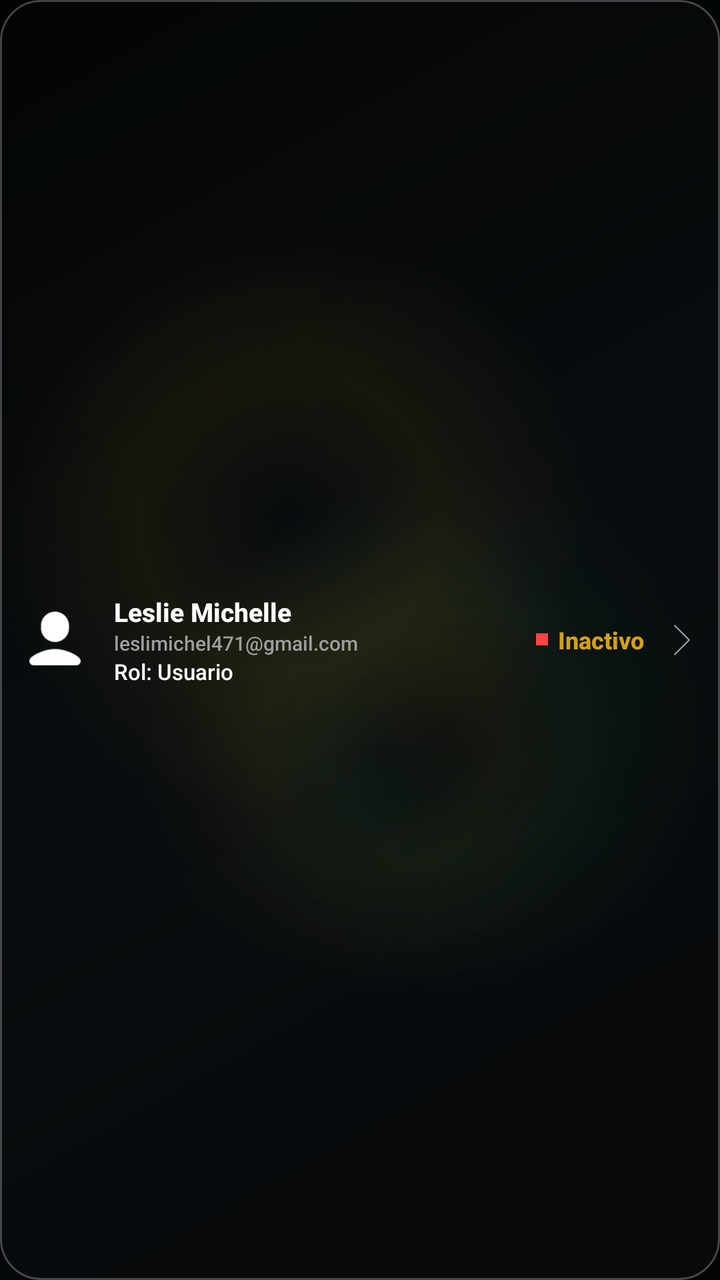
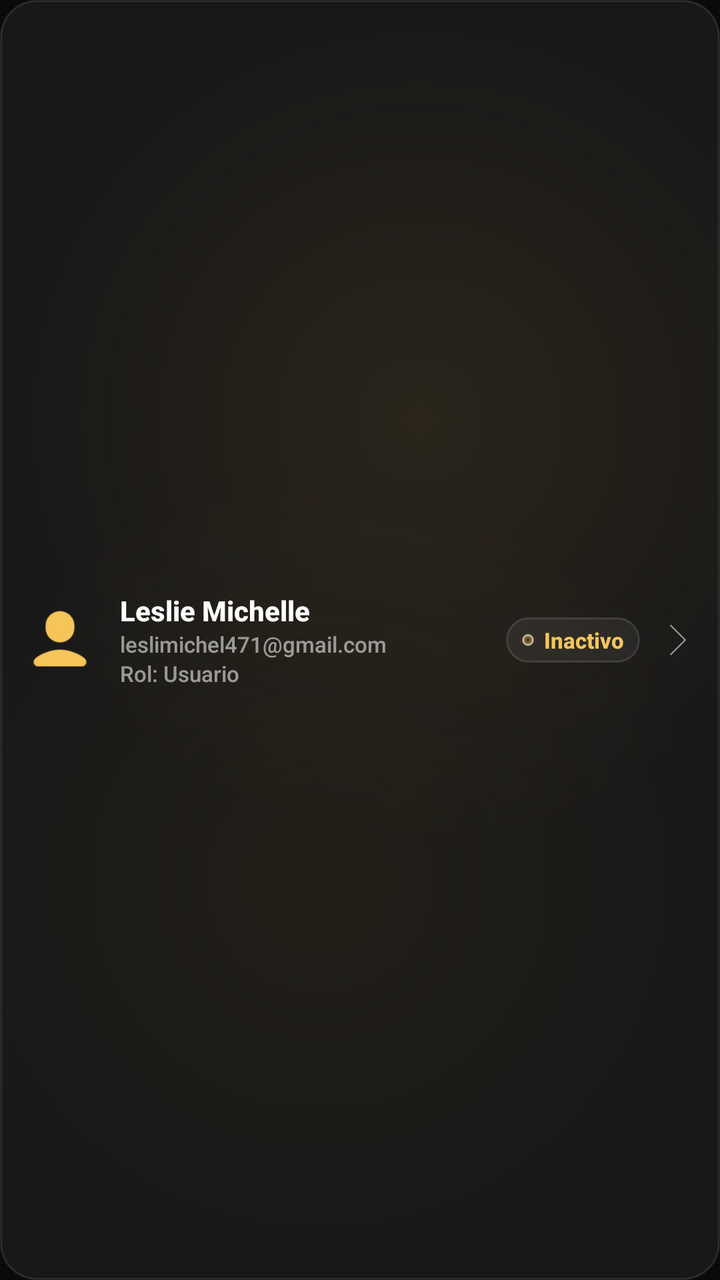

The first picture is an Android layout as it rendered before a commit; the second is the same layout after the commit. The layout source and the unified diff follow.
<!-- AndroidManifest.xml: application theme Theme.AppKaaxPark -->
<!-- res/layout/item_usuario.xml -->
<?xml version="1.0" encoding="utf-8"?>
<LinearLayout
    xmlns:android="http://schemas.android.com/apk/res/android"
    android:layout_width="match_parent"
    android:layout_height="70dp"
    android:layout_marginStart="15dp"
    android:layout_marginEnd="15dp"
    android:layout_marginTop="10dp"
    android:background="@drawable/borde_negro"
    android:gravity="center_vertical"
    android:orientation="horizontal"
    android:padding="10dp">

    <ImageView
        android:id="@+id/imgUserAvatar"
        android:layout_width="35dp"
        android:layout_height="35dp"
        android:src="@drawable/icon_perfil"
        android:layout_gravity="center_vertical"/>

    <LinearLayout
        android:layout_width="0dp"
        android:layout_height="wrap_content"
        android:layout_weight="1"
        android:layout_marginStart="12dp"
        android:orientation="vertical">

        <TextView
            android:id="@+id/lblNombreUsuario"
            android:layout_width="wrap_content"
            android:layout_height="wrap_content"
            android:text="Leslie Michelle"
            android:textColor="#FFFFFF"
            android:textSize="13sp"
            android:textStyle="bold"/>

        <TextView
            android:id="@+id/lblCorreoUsuario"
            android:layout_width="wrap_content"
            android:layout_height="wrap_content"
            android:text="leslimichel471@gmail.com"
            android:textColor="#9E9E9E"
            android:textSize="10sp"/>

        <TextView
            android:id="@+id/lblRolTag"
            android:layout_width="wrap_content"
            android:layout_height="wrap_content"
            android:text="Rol: Usuario"
            android:textColor="#FFFFFF"
            android:textSize="11sp"/>

    </LinearLayout>

    <LinearLayout
        android:layout_width="wrap_content"
        android:layout_height="wrap_content"
        android:gravity="center"
        android:orientation="horizontal">

        <View
            android:id="@+id/dotEstadoFila"
            android:layout_width="6dp"
            android:layout_height="6dp"
            android:layout_marginEnd="5dp"
            android:background="@android:color/holo_red_light"/>

        <TextView
            android:id="@+id/lblEstadoTag"
            android:layout_width="wrap_content"
            android:layout_height="wrap_content"
            android:text="Inactivo"
            android:textColor="#D4A017"
            android:textSize="12sp"
            android:textStyle="bold"/>
    </LinearLayout>

    <ImageView
        android:id="@+id/imgFlechaIr"
        android:layout_width="18dp"
        android:layout_height="18dp"
        android:layout_marginStart="10dp"
        android:src="@drawable/icon_flecha"
        app:tint="#9E9E9E"
        xmlns:app="http://schemas.android.com/apk/res-auto"/>

</LinearLayout>
<!-- resources referenced by this layout -->
<resources>
  <!-- drawable borde_negro (drawable) -->
  <?xml version="1.0" encoding="utf-8"?>
  <shape xmlns:android="http://schemas.android.com/apk/res/android">
      <gradient
          android:angle="135"
          android:startColor="#33181C20"
          android:centerColor="#2A161A1E"
          android:endColor="#22101214" />
      <stroke
          android:width="1dp"
          android:color="@color/glass_border" />
      <corners android:radius="20dp" />
  </shape>
  <style name="Theme.AppKaaxPark" parent="Base.Theme.AppKaaxPark" />
  <color name="glass_border">#40FFFFFF</color>
  <color name="gold_primary">#D4A017</color>
  <color name="black">#FF000000</color>
  <color name="gold_secondary">#E5A93C</color>
  <color name="gold_light">#F0C24B</color>
  <color name="glass_surface">#33191D21</color>
  <color name="white">#FFFFFFFF</color>
  <color name="glass_surface_soft">#22191D21</color>
  <style name="Widget.AppKaaxPark.TextView" parent="@android:style/Widget.TextView">
          <item name="android:fontFamily">sans-serif-medium</item>
      </style>
  <style name="Widget.AppKaaxPark.EditText" parent="@android:style/Widget.EditText">
          <item name="android:fontFamily">sans-serif-medium</item>
      </style>
  <style name="Widget.AppKaaxPark.Button" parent="@android:style/Widget.Button">
          <item name="android:fontFamily">sans-serif-medium</item>
          <item name="android:letterSpacing">0.02</item>
      </style>
  <!-- drawable bg_screen_glass (drawable) -->
  <?xml version="1.0" encoding="utf-8"?>
  <layer-list xmlns:android="http://schemas.android.com/apk/res/android">
  
      <item>
          <shape android:shape="rectangle">
              <gradient
                  android:angle="135"
                  android:startColor="#050607"
                  android:centerColor="#081114"
                  android:endColor="#030303" />
          </shape>
      </item>
  
      <item
          android:left="-70dp"
          android:top="-120dp">
          <shape android:shape="oval">
              <size
                  android:width="260dp"
                  android:height="260dp" />
              <gradient
                  android:type="radial"
                  android:gradientRadius="150dp"
                  android:centerColor="#26D4A017"
                  android:endColor="#00D4A017" />
          </shape>
      </item>
  
      <item
          android:right="-90dp"
          android:top="90dp">
          <shape android:shape="oval">
              <size
                  android:width="240dp"
                  android:height="240dp" />
              <gradient
                  android:type="radial"
                  android:gradientRadius="130dp"
                  android:centerColor="#182ECC71"
                  android:endColor="#002ECC71" />
          </shape>
      </item>
  
      <item
          android:left="20dp"
          android:bottom="-110dp">
          <shape android:shape="oval">
              <size
                  android:width="220dp"
                  android:height="220dp" />
              <gradient
                  android:type="radial"
                  android:gradientRadius="120dp"
                  android:centerColor="#1AD4A017"
                  android:endColor="#00D4A017" />
          </shape>
      </item>
  
      <item>
          <shape android:shape="rectangle">
              <solid android:color="@color/glass_scrim" />
          </shape>
      </item>
  
  </layer-list>
  <color name="glass_scrim">#66000000</color>
  <!-- unchanged entries left out for length: 3 -->
</resources>

<!-- the commit's change to res/layout/item_usuario.xml (unified diff, before → after) -->
@@ -1,22 +1,25 @@
 <?xml version="1.0" encoding="utf-8"?>
 <LinearLayout
     xmlns:android="http://schemas.android.com/apk/res/android"
+    xmlns:app="http://schemas.android.com/apk/res-auto"
     android:layout_width="match_parent"
-    android:layout_height="70dp"
+    android:layout_height="72dp"
     android:layout_marginStart="15dp"
     android:layout_marginEnd="15dp"
-    android:layout_marginTop="10dp"
-    android:background="@drawable/borde_negro"
+    android:layout_marginTop="8dp"
+    android:layout_marginBottom="4dp"
+    android:background="@drawable/bg_glass_card"
     android:gravity="center_vertical"
     android:orientation="horizontal"
-    android:padding="10dp">
+    android:padding="12dp">
 
     <ImageView
         android:id="@+id/imgUserAvatar"
-        android:layout_width="35dp"
-        android:layout_height="35dp"
+        android:layout_width="36dp"
+        android:layout_height="36dp"
         android:src="@drawable/icon_perfil"
-        android:layout_gravity="center_vertical"/>
+        android:layout_gravity="center_vertical"
+        app:tint="#F5C55A" />
 
     <LinearLayout
         android:layout_width="0dp"
@@ -30,8 +33,8 @@
             android:layout_width="wrap_content"
             android:layout_height="wrap_content"
             android:text="Leslie Michelle"
-            android:textColor="#FFFFFF"
-            android:textSize="13sp"
+            android:textColor="#FDFDFD"
+            android:textSize="14sp"
             android:textStyle="bold"/>
 
         <TextView
@@ -39,15 +42,15 @@
             android:layout_width="wrap_content"
             android:layout_height="wrap_content"
             android:text="leslimichel471@gmail.com"
-            android:textColor="#9E9E9E"
-            android:textSize="10sp"/>
+            android:textColor="#8CFFFFFF"
+            android:textSize="11sp"/>
 
         <TextView
             android:id="@+id/lblRolTag"
             android:layout_width="wrap_content"
             android:layout_height="wrap_content"
             android:text="Rol: Usuario"
-            android:textColor="#FFFFFF"
+            android:textColor="#8CFFFFFF"
             android:textSize="11sp"/>
 
     </LinearLayout>
@@ -55,6 +58,9 @@
     <LinearLayout
         android:layout_width="wrap_content"
         android:layout_height="wrap_content"
+        android:background="@drawable/bg_glass_chip"
+        android:paddingHorizontal="8dp"
+        android:paddingVertical="4dp"
         android:gravity="center"
         android:orientation="horizontal">
 
@@ -63,15 +69,15 @@
             android:layout_width="6dp"
             android:layout_height="6dp"
             android:layout_marginEnd="5dp"
-            android:background="@android:color/holo_red_light"/>
+            android:background="@drawable/indicador_estado_circular"/>
 
         <TextView
             android:id="@+id/lblEstadoTag"
             android:layout_width="wrap_content"
             android:layout_height="wrap_content"
             android:text="Inactivo"
-            android:textColor="#D4A017"
-            android:textSize="12sp"
+            android:textColor="#F5C55A"
+            android:textSize="11sp"
             android:textStyle="bold"/>
     </LinearLayout>
 
@@ -81,7 +87,6 @@
         android:layout_height="18dp"
         android:layout_marginStart="10dp"
         android:src="@drawable/icon_flecha"
-        app:tint="#9E9E9E"
-        xmlns:app="http://schemas.android.com/apk/res-auto"/>
+        app:tint="#8CFFFFFF"/>
 
 </LinearLayout>
<!-- resource entries referenced after the edit -->
@@ -1,17 +1,40 @@
 <!-- resources referenced by this layout -->
 <resources>
-  <!-- drawable borde_negro (drawable) -->
+  <!-- drawable bg_glass_card (drawable) -->
   <?xml version="1.0" encoding="utf-8"?>
-  <shape xmlns:android="http://schemas.android.com/apk/res/android">
-      <gradient
-          android:angle="135"
-          android:startColor="#33181C20"
-          android:centerColor="#2A161A1E"
-          android:endColor="#22101214" />
+  <shape xmlns:android="http://schemas.android.com/apk/res/android"
+      android:shape="rectangle">
+      <solid android:color="#0FFFFFFF" /> 
       <stroke
           android:width="1dp"
-          android:color="@color/glass_border" />
+          android:color="#1AFFFFFF" /> 
+      <corners android:radius="18dp" />
+  </shape>
+  <!-- drawable bg_glass_chip (drawable) -->
+  <?xml version="1.0" encoding="utf-8"?>
+  <shape xmlns:android="http://schemas.android.com/apk/res/android"
+      android:shape="rectangle">
+      <solid android:color="#0FFFFFFF" />
+      <stroke
+          android:width="1dp"
+          android:color="#1FFFFFFF" />
       <corners android:radius="20dp" />
+  </shape>
+  <!-- drawable indicador_estado_circular (drawable) -->
+  <?xml version="1.0" encoding="utf-8"?>
+  <shape xmlns:android="http://schemas.android.com/apk/res/android"
+      android:shape="oval">
+      <gradient
+          android:type="radial"
+          android:gradientRadius="8dp"
+          android:centerColor="@color/gold_light"
+          android:endColor="@color/gold_primary" />
+      <stroke
+          android:width="1dp"
+          android:color="#80FFFFFF" />
+      <size
+          android:width="8dp"
+          android:height="8dp" />
   </shape>
   <style name="Theme.AppKaaxPark" parent="Base.Theme.AppKaaxPark" />
   <color name="glass_border">#40FFFFFF</color>
@@ -36,69 +59,40 @@
   <?xml version="1.0" encoding="utf-8"?>
   <layer-list xmlns:android="http://schemas.android.com/apk/res/android">
   
+      
       <item>
           <shape android:shape="rectangle">
-              <gradient
-                  android:angle="135"
-                  android:startColor="#050607"
-                  android:centerColor="#081114"
-                  android:endColor="#030303" />
+              <solid android:color="#0A0A0A" />
           </shape>
       </item>
   
-      <item
-          android:left="-70dp"
-          android:top="-120dp">
+      
+      <item android:gravity="top|start">
           <shape android:shape="oval">
-              <size
-                  android:width="260dp"
-                  android:height="260dp" />
+              <size android:width="420dp" android:height="420dp" />
               <gradient
                   android:type="radial"
-                  android:gradientRadius="150dp"
-                  android:centerColor="#26D4A017"
-                  android:endColor="#00D4A017" />
+                  android:gradientRadius="210dp"
+                  android:centerColor="#333A2A10"
+                  android:startColor="#663A2A10"
+                  android:endColor="#000A0A0A" />
           </shape>
       </item>
   
-      <item
-          android:right="-90dp"
-          android:top="90dp">
+      
+      <item android:gravity="bottom|end">
           <shape android:shape="oval">
-              <size
-                  android:width="240dp"
-                  android:height="240dp" />
+              <size android:width="400dp" android:height="400dp" />
               <gradient
                   android:type="radial"
-                  android:gradientRadius="130dp"
-                  android:centerColor="#182ECC71"
-                  android:endColor="#002ECC71" />
-          </shape>
-      </item>
-  
-      <item
-          android:left="20dp"
-          android:bottom="-110dp">
-          <shape android:shape="oval">
-              <size
-                  android:width="220dp"
-                  android:height="220dp" />
-              <gradient
-                  android:type="radial"
-                  android:gradientRadius="120dp"
-                  android:centerColor="#1AD4A017"
-                  android:endColor="#00D4A017" />
-          </shape>
-      </item>
-  
-      <item>
-          <shape android:shape="rectangle">
-              <solid android:color="@color/glass_scrim" />
+                  android:gradientRadius="200dp"
+                  android:centerColor="#2A2A1F0A"
+                  android:startColor="#552A1F0A"
+                  android:endColor="#000A0A0A" />
           </shape>
       </item>
   
   </layer-list>
-  <color name="glass_scrim">#66000000</color>
   <!-- unchanged entries left out for length: 3 -->
 </resources>
 
